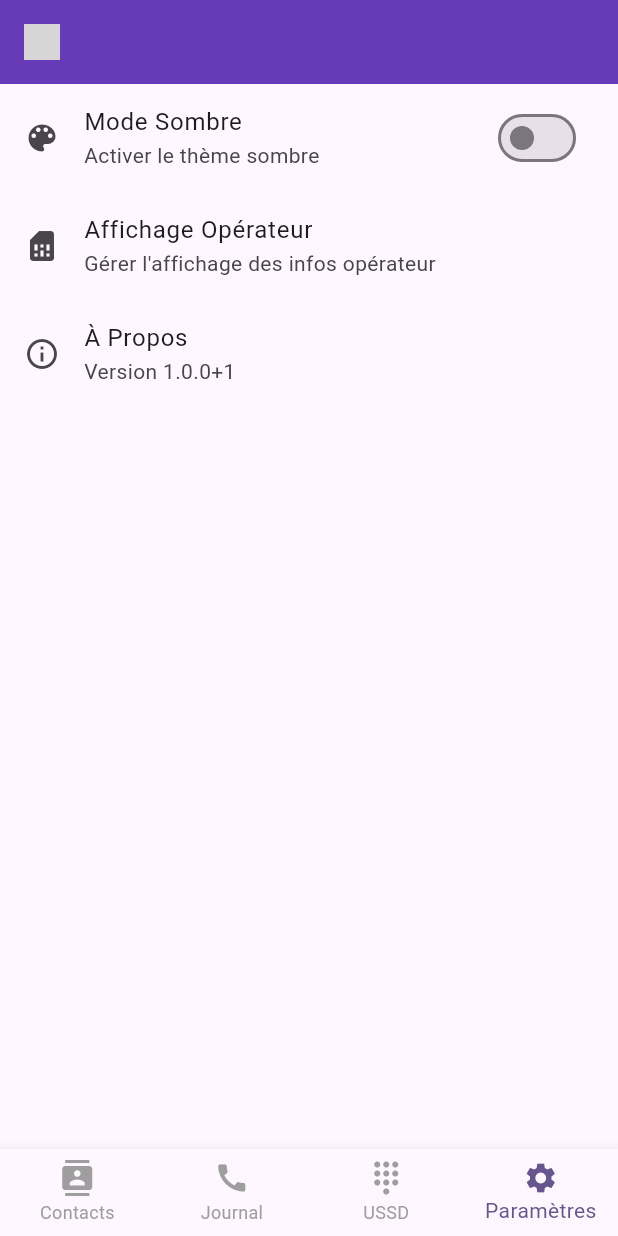
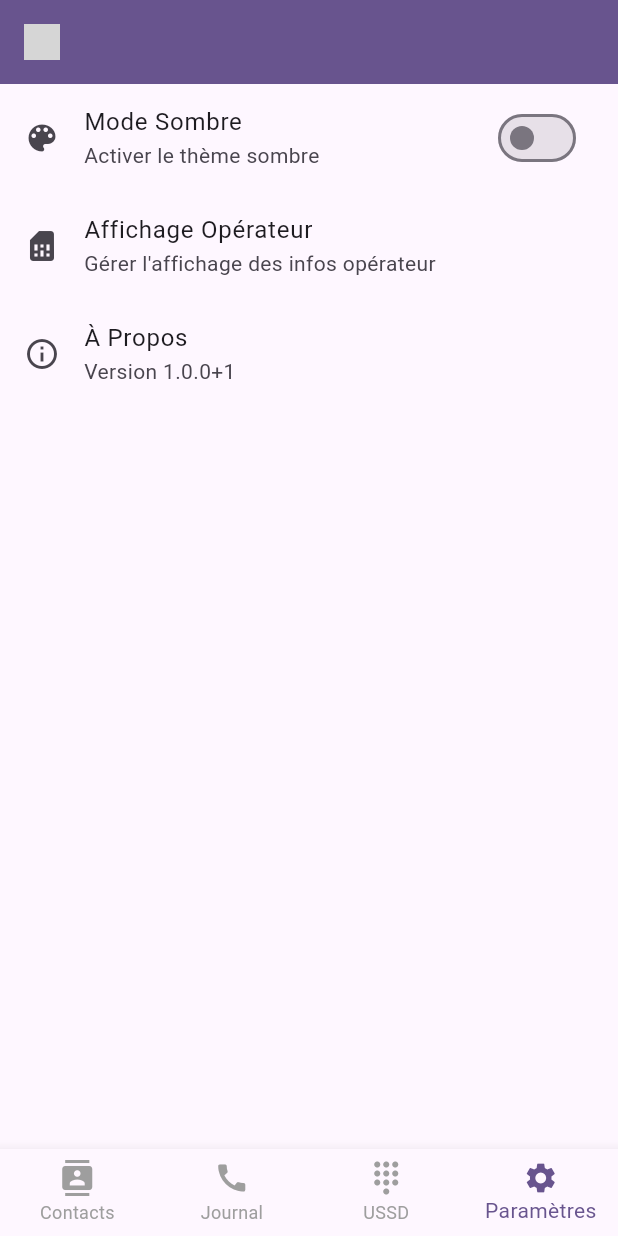
Before and after one commit to doc649/Tagsim, a Flutter app: the screen it shows after launch, item 4 of the bottom bar chosen, on a phone screen of 412 x 824 dp. Run offline on Flutter 3.47's test engine with Material 3 defaults, Android fonts, the phone set to English and light mode, and no system bars; drawn by our look-alikes of dynamic_color; our stand-ins replace flutter_contacts, package_info_plus, permission_handler, shared_preferences; missing offline and left inert: call_log, emoji_flag_converter, libphonenumber_platform_interface, libphonenumber_plugin; grey boxes are pictures that could not be loaded.

Commit message:
feat: Implement Material You dynamic theme

```diff
--- a/lib/main.dart
+++ b/lib/main.dart
@@ -1,6 +1,14 @@
 import 'package:flutter/material.dart';
 import 'package:tagsim/screens/home_screen.dart';
 import 'package:shared_preferences/shared_preferences.dart';
+import 'package:dynamic_color/dynamic_color.dart'; // Import dynamic_color
+
+// Define default ColorSchemes (can be customized)
+const _defaultLightColorScheme = ColorScheme.fromSeed(seedColor: Colors.deepPurple);
+const _defaultDarkColorScheme = ColorScheme.fromSeed(
+  seedColor: Colors.deepPurple,
+  brightness: Brightness.dark,
+);
 
 void main() {
   runApp(const TagSimApp());
@@ -41,31 +49,47 @@ class _TagSimAppState extends State<TagSimApp> {
 
   @override
   Widget build(BuildContext context) {
+    // Wrap MaterialApp with DynamicColorBuilder
+    return DynamicColorBuilder(
+      builder: (ColorScheme? lightDynamic, ColorScheme? darkDynamic) {
+        ColorScheme lightColorScheme;
+        ColorScheme darkColorScheme;
+
+        if (lightDynamic != null && darkDynamic != null) {
+          // Use dynamic colors if available
+          lightColorScheme = lightDynamic.harmonized();
+          darkColorScheme = darkDynamic.harmonized();
+        } else {
+          // Otherwise, use fallback default schemes
+          lightColorScheme = _defaultLightColorScheme;
+          darkColorScheme = _defaultDarkColorScheme;
+        }
+
         return MaterialApp(
           title: 'TagSim',
           theme: ThemeData(
-        colorScheme: ColorScheme.fromSeed(
-          seedColor: Colors.deepPurple, // Changed to deepPurple
-          brightness: Brightness.light,
-        ),
+            colorScheme: lightColorScheme,
             useMaterial3: true,
-        appBarTheme: const AppBarTheme(
-          backgroundColor: Colors.deepPurple, // Changed to deepPurple
-          foregroundColor: Colors.white,
+            // Keep AppBar customization consistent or adapt if needed
+            appBarTheme: AppBarTheme(
+              backgroundColor: lightColorScheme.primary, // Use dynamic primary color
+              foregroundColor: lightColorScheme.onPrimary, // Use dynamic onPrimary color
             ),
           ),
           darkTheme: ThemeData(
-        colorScheme: ColorScheme.fromSeed(
-          seedColor: Colors.deepPurple, // Changed to deepPurple
-          brightness: Brightness.dark,
+            colorScheme: darkColorScheme,
+            useMaterial3: true,
+            // Keep AppBar customization consistent or adapt if needed
+            appBarTheme: AppBarTheme(
+              backgroundColor: darkColorScheme.primary, // Use dynamic primary color
+              foregroundColor: darkColorScheme.onPrimary, // Use dynamic onPrimary color
             ),
-        useMaterial3: true,
-        // Customize dark theme appBarTheme if needed
-        // appBarTheme: const AppBarTheme(...),
           ),
           themeMode: _themeMode,
           home: HomeScreen(onThemeChanged: _changeTheme), // Pass callback
           debugShowCheckedModeBanner: false,
         );
+      },
+    );
   }
 }
--- a/pubspec.yaml
+++ b/pubspec.yaml
@@ -24,6 +24,7 @@ dependencies:
   call_log: ^4.0.0             # Pour accéder au journal d'appels
   package_info_plus: ^8.0.0    # Pour obtenir les infos de l'app (version)
   intl: ^0.19.0              # Pour formater les dates
+  dynamic_color: ^1.7.0        # Pour le thème dynamique Material You
 
 dev_dependencies:
   flutter_test:
```
Lines whose indentation alone changed are shown as unchanged.
